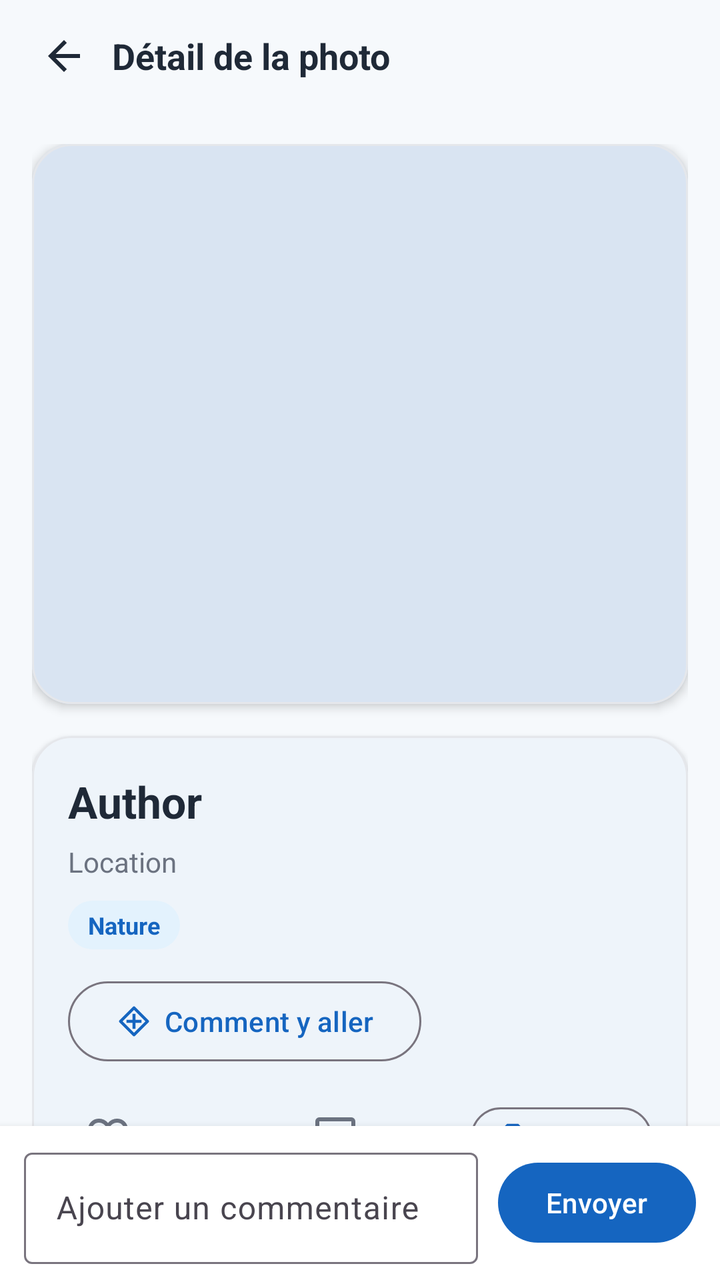
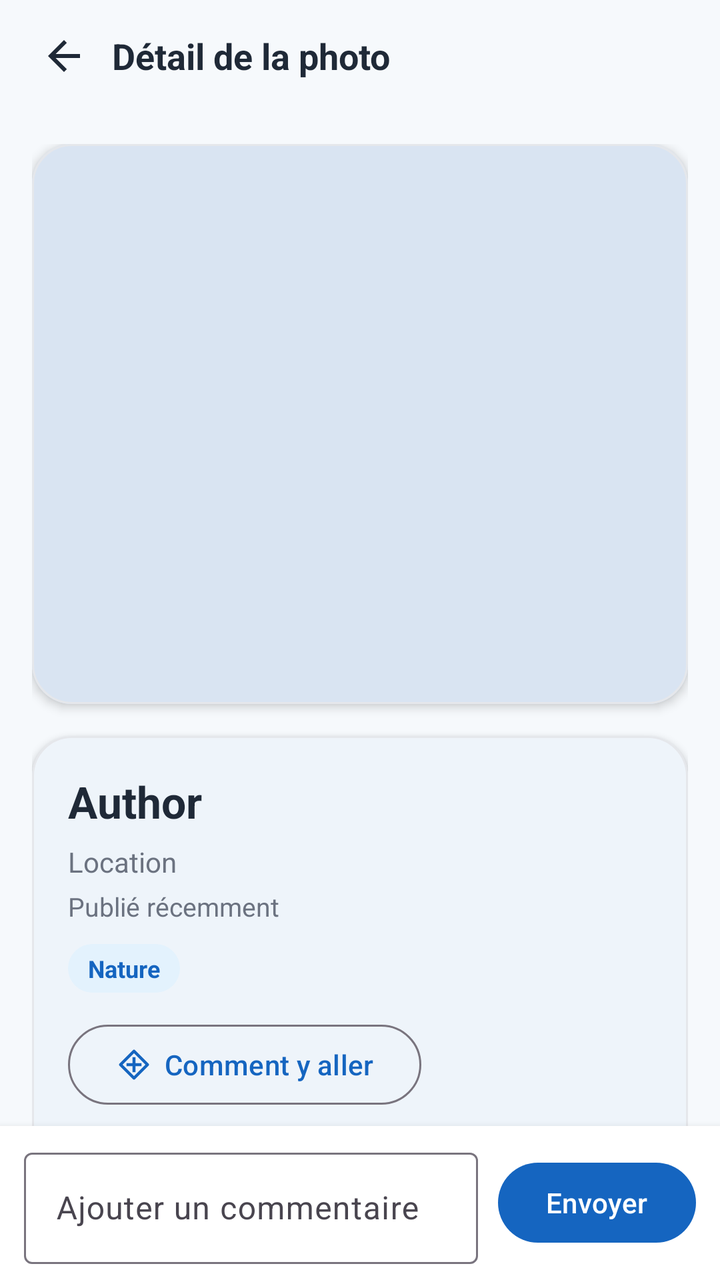

Two renders of the same Android screen: before a commit and after it. Below are the layout's source before the change and the commit's diff.
<!-- AndroidManifest.xml: application theme Theme.Traveling -->
<!-- res/layout/fragment_photo_detail.xml -->
<?xml version="1.0" encoding="utf-8"?>
<LinearLayout xmlns:android="http://schemas.android.com/apk/res/android"
    xmlns:app="http://schemas.android.com/apk/res-auto"
    android:layout_width="match_parent"
    android:layout_height="match_parent"
    android:background="@color/travel_background"
    android:orientation="vertical">

    
    <LinearLayout
        android:id="@+id/detailTopBar"
        android:layout_width="match_parent"
        android:layout_height="56dp"
        android:background="@color/travel_background"
        android:gravity="center_vertical"
        android:orientation="horizontal"
        android:paddingStart="8dp"
        android:paddingEnd="16dp">

        <ImageButton
            android:id="@+id/buttonBack"
            android:layout_width="48dp"
            android:layout_height="48dp"
            android:background="?attr/selectableItemBackgroundBorderless"
            android:contentDescription="Retour"
            android:padding="12dp"
            android:src="@drawable/ic_arrow_back"
            app:tint="@color/travel_on_surface" />

        <com.google.android.material.textview.MaterialTextView
            android:layout_width="wrap_content"
            android:layout_height="wrap_content"
            android:text="Détail de la photo"
            android:textColor="@color/travel_on_surface"
            android:textSize="18sp"
            android:textStyle="bold" />
    </LinearLayout>

    
    <androidx.core.widget.NestedScrollView
        android:layout_width="match_parent"
        android:layout_height="0dp"
        android:layout_weight="1"
        android:fillViewport="true">

        <LinearLayout
            android:layout_width="match_parent"
            android:layout_height="wrap_content"
            android:orientation="vertical"
            android:padding="16dp">

            <com.google.android.material.card.MaterialCardView
                android:layout_width="match_parent"
                android:layout_height="wrap_content"
                app:cardCornerRadius="20dp"
                app:cardElevation="3dp"
                app:strokeColor="#E5E7EB"
                app:strokeWidth="1dp">

                <ImageView
                    android:id="@+id/imageDetailPost"
                    android:layout_width="match_parent"
                    android:layout_height="280dp"
                    android:background="@drawable/bg_post_placeholder"
                    android:contentDescription="Post image"
                    android:scaleType="centerCrop" />
            </com.google.android.material.card.MaterialCardView>

            <com.google.android.material.card.MaterialCardView
                android:layout_width="match_parent"
                android:layout_height="wrap_content"
                android:layout_marginTop="16dp"
                android:layout_marginBottom="16dp"
                app:cardCornerRadius="20dp"
                app:cardElevation="2dp"
                app:strokeColor="#E5E7EB"
                app:strokeWidth="1dp">

                <LinearLayout
                    android:layout_width="match_parent"
                    android:layout_height="wrap_content"
                    android:orientation="vertical"
                    android:padding="18dp">

                    <com.google.android.material.textview.MaterialTextView
                        android:id="@+id/textDetailAuthorName"
                        android:layout_width="wrap_content"
                        android:layout_height="wrap_content"
                        android:text="Author"
                        android:textColor="@color/travel_on_surface"
                        android:textSize="22sp"
                        android:textStyle="bold" />

                    <com.google.android.material.textview.MaterialTextView
                        android:id="@+id/textDetailLocationName"
                        android:layout_width="wrap_content"
                        android:layout_height="wrap_content"
                        android:layout_marginTop="6dp"
                        android:text="Location"
                        android:textColor="#6B7280"
                        android:textSize="14sp" />

                    <com.google.android.material.textview.MaterialTextView
                        android:id="@+id/textDetailPlaceType"
                        android:layout_width="wrap_content"
                        android:layout_height="wrap_content"
                        android:layout_marginTop="10dp"
                        android:background="@drawable/bg_place_type_chip"
                        android:paddingStart="10dp"
                        android:paddingTop="4dp"
                        android:paddingEnd="10dp"
                        android:paddingBottom="4dp"
                        android:text="Nature"
                        android:textColor="@color/travel_primary"
                        android:textSize="12sp"
                        android:textStyle="bold" />

                    <com.google.android.material.button.MaterialButton
                        android:id="@+id/buttonOpenMaps"
                        style="?attr/materialButtonOutlinedStyle"
                        android:layout_width="wrap_content"
                        android:layout_height="wrap_content"
                        android:layout_marginTop="12dp"
                        android:text="Comment y aller"
                        app:icon="@drawable/ic_directions_outline"
                        app:iconPadding="6dp" />

                    <LinearLayout
                        android:layout_width="match_parent"
                        android:layout_height="wrap_content"
                        android:layout_marginTop="14dp"
                        android:gravity="center_vertical"
                        android:orientation="horizontal">

                        <ImageButton
                            android:id="@+id/buttonDetailLike"
                            android:layout_width="40dp"
                            android:layout_height="40dp"
                            android:background="@android:color/transparent"
                            android:contentDescription="Like"
                            android:padding="8dp"
                            android:src="@drawable/ic_favorite_outline"
                            app:tint="#6B7280" />

                        <com.google.android.material.textview.MaterialTextView
                            android:id="@+id/textDetailLikeCount"
                            android:layout_width="wrap_content"
                            android:layout_height="wrap_content"
                            android:layout_marginStart="4dp"
                            android:layout_marginEnd="18dp"
                            android:text="0 J'aime"
                            android:textColor="@color/travel_on_surface"
                            android:textSize="14sp" />

                        <ImageButton
                            android:id="@+id/buttonDetailComment"
                            android:layout_width="40dp"
                            android:layout_height="40dp"
                            android:background="@android:color/transparent"
                            android:contentDescription="Comment"
                            android:padding="8dp"
                            android:src="@drawable/ic_comment_outline"
                            app:tint="#6B7280" />

                        <View
                            android:layout_width="0dp"
                            android:layout_height="1dp"
                            android:layout_weight="1" />

                        <com.google.android.material.button.MaterialButton
                            android:id="@+id/buttonReport"
                            style="?attr/materialButtonOutlinedStyle"
                            android:layout_width="wrap_content"
                            android:layout_height="wrap_content"
                            android:minHeight="36dp"
                            android:paddingStart="12dp"
                            android:paddingEnd="12dp"
                            android:text="Signaler"
                            android:textSize="12sp"
                            app:icon="@drawable/ic_report_outline"
                            app:iconPadding="4dp" />
                    </LinearLayout>

                    <View
                        android:layout_width="match_parent"
                        android:layout_height="1dp"
                        android:layout_marginTop="14dp"
                        android:layout_marginBottom="14dp"
                        android:background="#E5E7EB" />

                    <com.google.android.material.textview.MaterialTextView
                        android:layout_width="wrap_content"
                        android:layout_height="wrap_content"
                        android:text="Caption"
                        android:textColor="@color/travel_on_surface"
                        android:textSize="15sp"
                        android:textStyle="bold" />

                    <com.google.android.material.textview.MaterialTextView
                        android:id="@+id/textDetailCaption"
                        android:layout_width="match_parent"
                        android:layout_height="wrap_content"
                        android:layout_marginTop="8dp"
                        android:lineSpacingExtra="2dp"
                        android:text="Caption"
                        android:textColor="@color/travel_on_surface"
                        android:textSize="16sp" />

                    <View
                        android:layout_width="match_parent"
                        android:layout_height="1dp"
                        android:layout_marginTop="18dp"
                        android:layout_marginBottom="14dp"
                        android:background="#E5E7EB" />

                    <com.google.android.material.textview.MaterialTextView
                        android:id="@+id/textCommentsTitle"
                        android:layout_width="wrap_content"
                        android:layout_height="wrap_content"
                        android:text="Commentaires"
                        android:textColor="@color/travel_on_surface"
                        android:textSize="16sp"
                        android:textStyle="bold" />

                    <androidx.recyclerview.widget.RecyclerView
                        android:id="@+id/recyclerViewComments"
                        android:layout_width="match_parent"
                        android:layout_height="wrap_content"
                        android:layout_marginTop="10dp"
                        android:nestedScrollingEnabled="false" />

                    <com.google.android.material.textview.MaterialTextView
                        android:id="@+id/textNoComments"
                        android:layout_width="wrap_content"
                        android:layout_height="wrap_content"
                        android:layout_marginTop="10dp"
                        android:text="Aucun commentaire pour le moment."
                        android:textColor="#6B7280"
                        android:textSize="14sp"
                        android:visibility="gone" />

                </LinearLayout>

            </com.google.android.material.card.MaterialCardView>

        </LinearLayout>
    </androidx.core.widget.NestedScrollView>

    
    <LinearLayout
        android:id="@+id/commentInputBar"
        android:layout_width="match_parent"
        android:layout_height="wrap_content"
        android:background="@color/travel_surface"
        android:elevation="6dp"
        android:gravity="center_vertical"
        android:orientation="horizontal"
        android:paddingStart="12dp"
        android:paddingTop="8dp"
        android:paddingEnd="12dp"
        android:paddingBottom="8dp">

        <com.google.android.material.textfield.TextInputLayout
            android:layout_width="0dp"
            android:layout_height="wrap_content"
            android:layout_weight="1"
            android:hint="Ajouter un commentaire">

            <com.google.android.material.textfield.TextInputEditText
                android:id="@+id/editTextComment"
                android:layout_width="match_parent"
                android:layout_height="wrap_content"
                android:maxLines="3" />
        </com.google.android.material.textfield.TextInputLayout>

        <com.google.android.material.button.MaterialButton
            android:id="@+id/buttonSendComment"
            android:layout_width="wrap_content"
            android:layout_height="wrap_content"
            android:layout_marginStart="10dp"
            android:text="Envoyer" />
    </LinearLayout>

</LinearLayout>
<!-- resources referenced by this layout -->
<resources>
  <color name="travel_background">#F6F9FC</color>
  <color name="travel_on_surface">#1F2937</color>
  <color name="travel_primary">#1565C0</color>
  <color name="travel_surface">#FFFFFF</color>
  <!-- drawable bg_place_type_chip (drawable) -->
  <?xml version="1.0" encoding="utf-8"?>
  <shape xmlns:android="http://schemas.android.com/apk/res/android">
      <solid android:color="#E3F2FD" />
      <corners android:radius="999dp" />
  </shape>
  <!-- drawable bg_post_placeholder (drawable) -->
  <?xml version="1.0" encoding="utf-8"?>
  <shape xmlns:android="http://schemas.android.com/apk/res/android">
      <corners android:radius="0dp" />
      <solid android:color="#D9E4F2" />
  </shape>
  <!-- drawable ic_arrow_back (drawable) -->
  <vector xmlns:android="http://schemas.android.com/apk/res/android"
      android:width="24dp"
      android:height="24dp"
      android:viewportWidth="24"
      android:viewportHeight="24">
  
      <path
          android:fillColor="@color/travel_on_surface"
          android:pathData="M20,11H7.83l5.59,-5.59L12,4l-8,8l8,8l1.42,-1.41L7.83,13H20v-2z" />
  </vector>
  <!-- drawable ic_comment_outline (drawable) -->
  <vector xmlns:android="http://schemas.android.com/apk/res/android"
      android:width="24dp"
      android:height="24dp"
      android:viewportWidth="960"
      android:viewportHeight="960">
    <path
        android:pathData="M80,880v-720q0,-33 23.5,-56.5T160,80h640q33,0 56.5,23.5T880,160v480q0,33 -23.5,56.5T800,720L240,720L80,880ZM206,640h594v-480L160,160v525l46,-45ZM160,640v-480,480Z"
        android:fillColor="#1f1f1f"/>
  </vector>
  <!-- drawable ic_directions_outline (drawable) -->
  <vector xmlns:android="http://schemas.android.com/apk/res/android"
      android:width="24dp"
      android:height="24dp"
      android:viewportWidth="24"
      android:viewportHeight="24">
  
      <path
          android:fillColor="@color/travel_on_surface"
          android:pathData="M21.71,11.29l-9,-9c-0.39,-0.39 -1.02,-0.39 -1.41,0l-9,9c-0.39,0.39 -0.39,1.02 0,1.41l9,9c0.39,0.39 1.02,0.39 1.41,0l9,-9c0.39,-0.39 0.39,-1.02 0,-1.41zM12,19.59L4.41,12L12,4.41L19.59,12L12,19.59zM13,7h-2v4H7v2h4v4h2v-4h4v-2h-4z" />
  </vector>
  <!-- drawable ic_report_outline (drawable) -->
  <vector xmlns:android="http://schemas.android.com/apk/res/android"
      android:width="24dp"
      android:height="24dp"
      android:viewportWidth="24"
      android:viewportHeight="24">
  
      <path
          android:fillColor="@color/travel_on_surface"
          android:pathData="M15.73,3H8.27L3,8.27v7.46L8.27,21h7.46L21,15.73V8.27L15.73,3zM14.9,19H9.1L5,14.9V9.1L9.1,5h5.8L19,9.1v5.8L14.9,19zM11,7h2v7h-2V7zM11,16h2v2h-2v-2z" />
  </vector>
  <style name="Theme.Traveling" parent="Base.Theme.Traveling" />
  <style name="Base.Theme.Traveling" parent="Theme.Material3.DayNight.NoActionBar">
          <item name="colorPrimary">@color/travel_primary</item>
          <item name="colorOnPrimary">@color/travel_on_primary</item>
  
          <item name="colorSecondary">@color/travel_secondary</item>
          <item name="colorOnSecondary">@color/travel_on_secondary</item>
  
          <item name="colorTertiary">@color/travel_tertiary</item>
          <item name="colorOnTertiary">@color/travel_on_tertiary</item>
  
          <item name="android:colorBackground">@color/travel_background</item>
          <item name="colorSurface">@color/travel_surface</item>
          <item name="colorOnSurface">@color/travel_on_surface</item>
      </style>
  <color name="travel_on_primary">#FFFFFF</color>
  <color name="travel_secondary">#26A69A</color>
  <color name="travel_on_secondary">#FFFFFF</color>
  <color name="travel_tertiary">#FFB74D</color>
  <color name="travel_on_tertiary">#1F2937</color>
  <!-- unchanged entries left out for length: 1 -->
</resources>

<!-- the commit's change to res/layout/fragment_photo_detail.xml (unified diff, before → after) -->
@@ -99,6 +99,15 @@
                         android:text="Location"
                         android:textColor="#6B7280"
                         android:textSize="14sp" />
+
+                    <com.google.android.material.textview.MaterialTextView
+                        android:id="@+id/textDetailPostDate"
+                        android:layout_width="wrap_content"
+                        android:layout_height="wrap_content"
+                        android:layout_marginTop="4dp"
+                        android:text="Publié récemment"
+                        android:textColor="#6B7280"
+                        android:textSize="13sp" />
 
                     <com.google.android.material.textview.MaterialTextView
                         android:id="@+id/textDetailPlaceType"
@@ -213,14 +222,28 @@
                         android:layout_marginBottom="14dp"
                         android:background="#E5E7EB" />
 
-                    <com.google.android.material.textview.MaterialTextView
-                        android:id="@+id/textCommentsTitle"
-                        android:layout_width="wrap_content"
-                        android:layout_height="wrap_content"
-                        android:text="Commentaires"
-                        android:textColor="@color/travel_on_surface"
-                        android:textSize="16sp"
-                        android:textStyle="bold" />
+                    <LinearLayout
+                        android:layout_width="match_parent"
+                        android:layout_height="wrap_content"
+                        android:gravity="center_vertical"
+                        android:orientation="horizontal">
+
+                        <ImageView
+                            android:layout_width="22dp"
+                            android:layout_height="22dp"
+                            android:src="@drawable/ic_comment_outline"
+                            app:tint="@color/travel_on_surface" />
+
+                        <com.google.android.material.textview.MaterialTextView
+                            android:id="@+id/textCommentsTitle"
+                            android:layout_width="wrap_content"
+                            android:layout_height="wrap_content"
+                            android:layout_marginStart="8dp"
+                            android:text="Commentaires (0)"
+                            android:textColor="@color/travel_on_surface"
+                            android:textSize="16sp"
+                            android:textStyle="bold" />
+                    </LinearLayout>
 
                     <androidx.recyclerview.widget.RecyclerView
                         android:id="@+id/recyclerViewComments"
